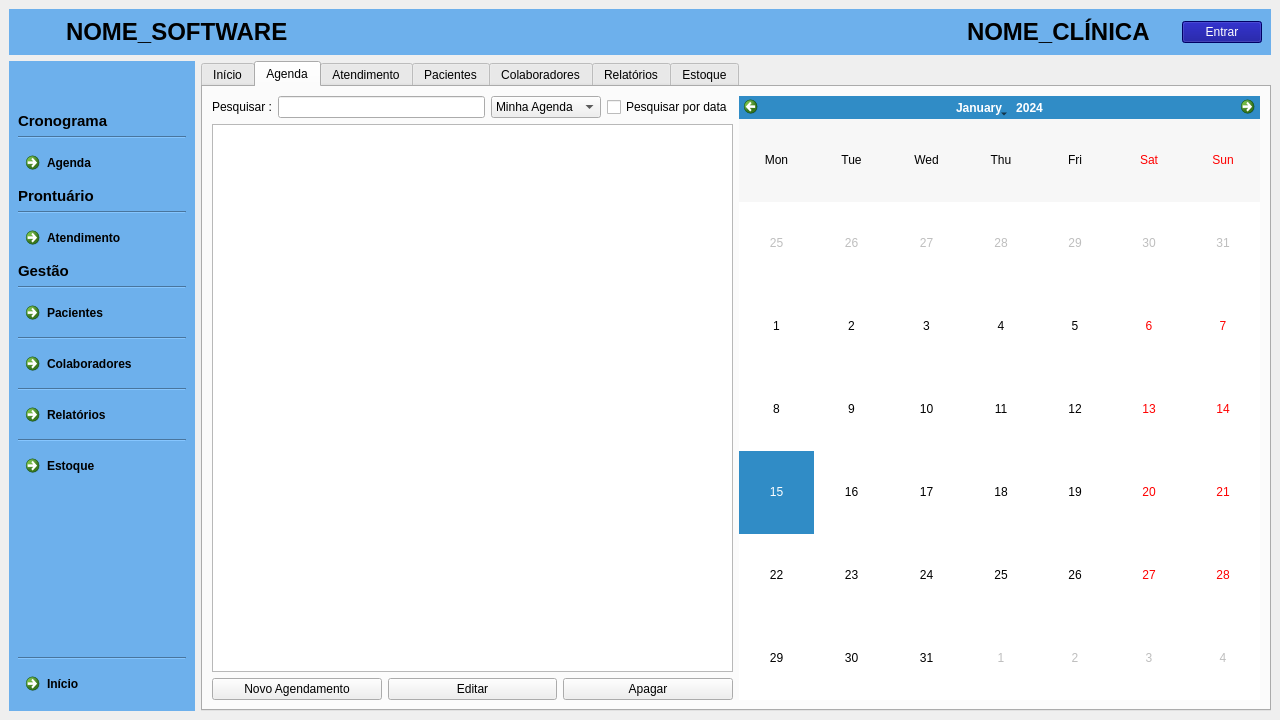
juander/Projeto_CPP, file clinica_cpp/mainwindow.ui: the form before one commit.
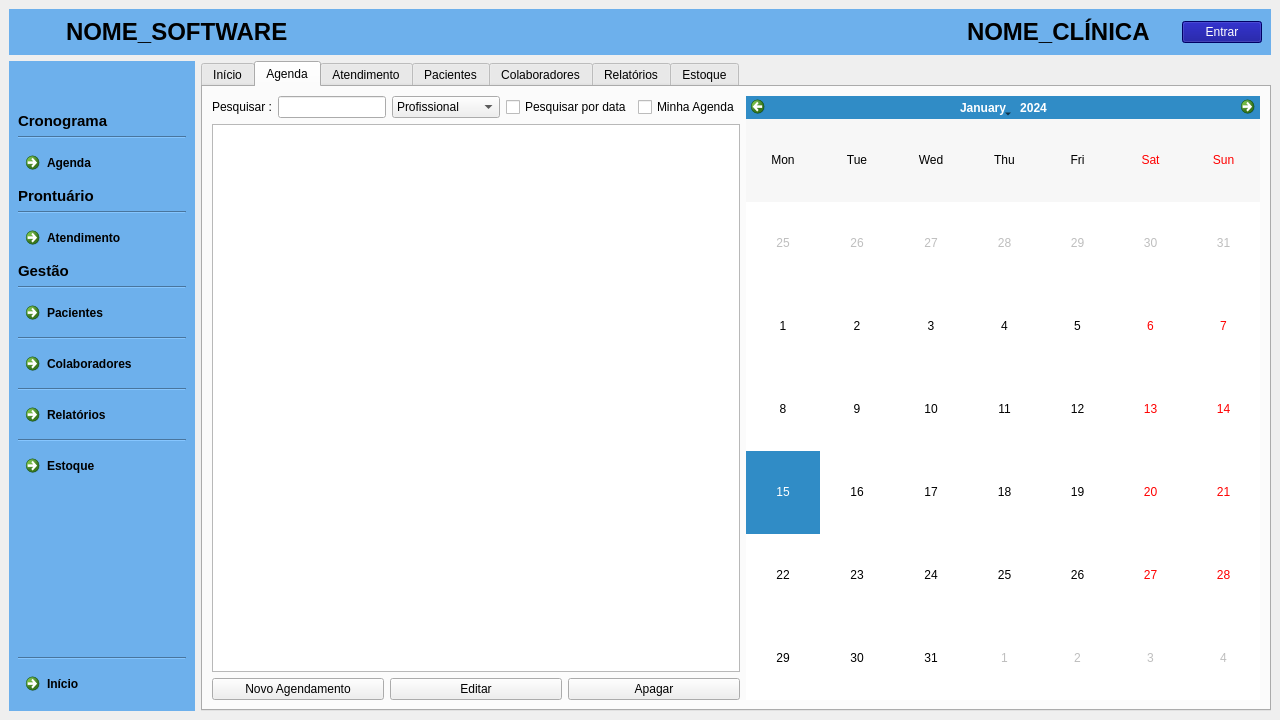
The form after the commit. Icons and pictures are not drawn.

Commit message: ainda mais trabalho (escravo) (muito ruim cara)

Diff of the .ui file:
```diff
--- a/clinica_cpp/mainwindow.ui
+++ b/clinica_cpp/mainwindow.ui
@@ -2619,11 +2619,6 @@
                       <property name="enabled">
                        <bool>true</bool>
                       </property>
-                      <item>
-                       <property name="text">
-                        <string>Minha Agenda</string>
-                       </property>
-                      </item>
                       <item>
                        <property name="text">
                         <string>Profissional</string>
@@ -2648,6 +2643,13 @@
                       </property>
                      </widget>
                     </item>
+                    <item>
+                     <widget class="QCheckBox" name="checkMinhaAgenda">
+                      <property name="text">
+                       <string>Minha Agenda</string>
+                      </property>
+                     </widget>
+                    </item>
                    </layout>
                   </item>
                   <item>
```
